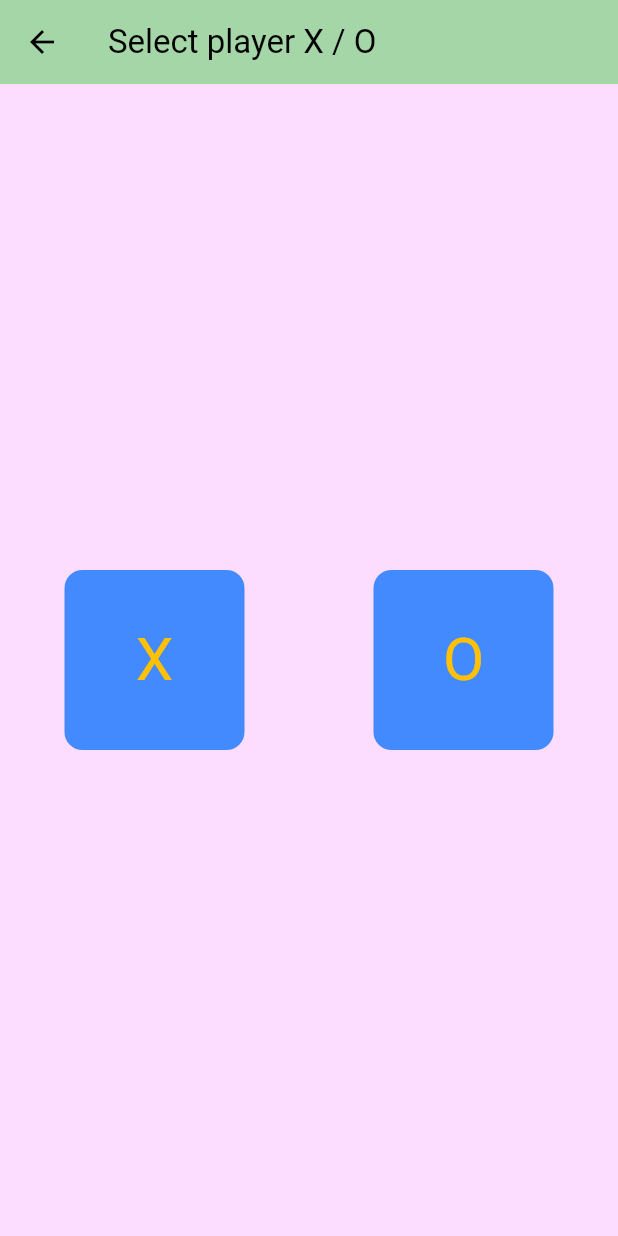
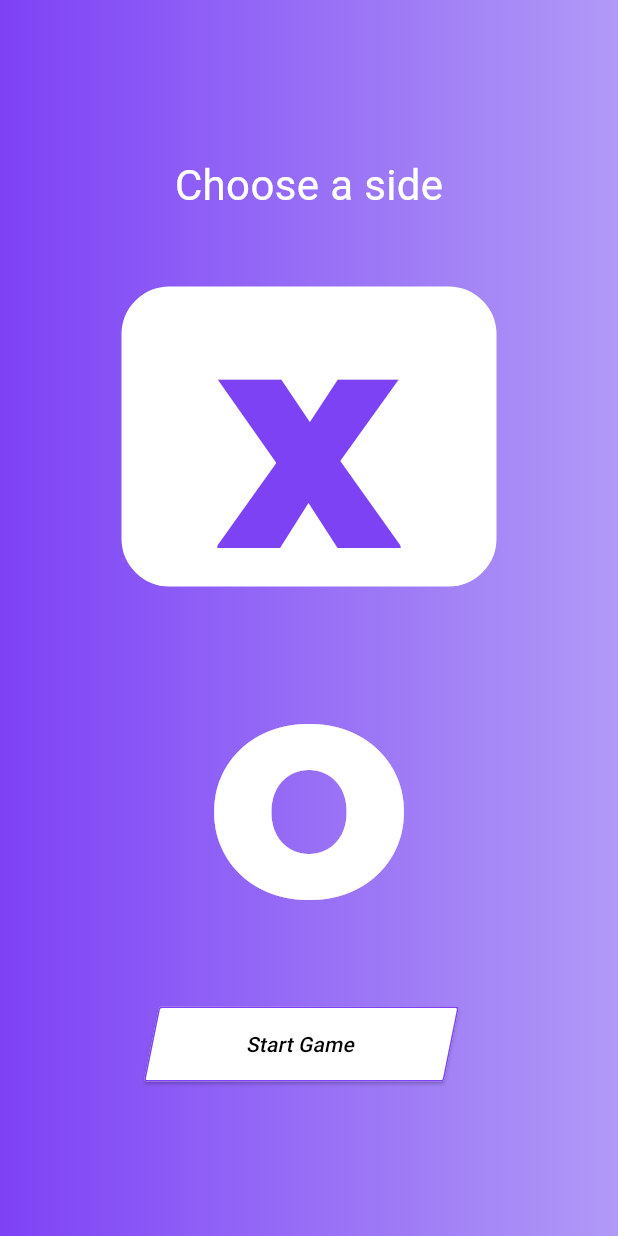
Before and after one commit to MeRitik/tictactoe, a Flutter app: the ModePage screen opened by its route, on a phone screen of 412 x 824 dp. Run offline on Flutter 3.47's test engine with Material 3 defaults, Android fonts, the phone set to English and light mode, and no system bars; our stand-ins replace google_fonts.

Commit message:
added new ui

```diff
--- a/lib/pages/mode_page.dart
+++ b/lib/pages/mode_page.dart
@@ -1,77 +1,123 @@
 import 'package:flutter/material.dart';
+import 'package:google_fonts/google_fonts.dart';
 import 'package:provider/provider.dart';
 import 'package:tictac/modal/game_modal.dart';
 
-class ModePage extends StatelessWidget {
+class ModePage extends StatefulWidget {
   const ModePage({super.key});
+
+  @override
+  ModePageState createState() => ModePageState(); // Public class
+}
+
+class ModePageState extends State<ModePage> {
+  int currPlayerIndex = 0;
+  List<String> players = ['X', 'O'];
 
   @override
   Widget build(BuildContext context) {
     return Scaffold(
-      appBar: AppBar(
-        title: Text(
-          'Select player X / O',
-          style: TextStyle(
-            color: Theme.of(context).appBarTheme.foregroundColor,
+      body: Container(
+        decoration: const BoxDecoration(
+          gradient: LinearGradient(
+            colors: [
+              Color(0xFF7E42F5),
+              Color(0xFFB09AF6),
+            ],
+          ),
+        ),
+        child: Center(
+          child: SingleChildScrollView(
+            child: Column(
+              mainAxisAlignment: MainAxisAlignment.center,
+              children: [
+                Text(
+                  'Choose a side',
+                  style: GoogleFonts.roboto(
+                    textStyle: const TextStyle(
+                      color: Colors.white,
+                      fontSize: 28,
                     ),
                   ),
                 ),
-      backgroundColor: Theme.of(context).colorScheme.background,
-      body: Column(
-        mainAxisAlignment: MainAxisAlignment.spaceEvenly,
-        children: [
-          GestureDetector(
+                const SizedBox(height: 32),
+                Column(
+                  children: List.generate(players.length, (index) {
+                    return GestureDetector(
                       onTap: () {
-              Provider.of<GameModel>(context, listen: false)
-                  .setInitialPlayer('X');
-              Navigator.pushNamed(context, '/tic_tac');
+                        setState(() {
+                          currPlayerIndex = index;
+                        });
                       },
-            child: Row(
-              mainAxisAlignment: MainAxisAlignment.spaceAround,
-              children: [
-                Container(
-                  height: 120,
-                  width: 120,
+                      child: Padding(
+                        padding: const EdgeInsets.symmetric(vertical: 16.0),
+                        child: Container(
+                          width: 250,
+                          height: 200,
                           decoration: BoxDecoration(
-                    color: Theme.of(context).colorScheme.secondaryContainer,
-                    borderRadius: BorderRadius.circular(12),
+                            color: currPlayerIndex == index
+                                ? Colors.white
+                                : Colors.transparent,
+                            borderRadius: BorderRadius.circular(32),
+                            border: Border.all(
+                              color: currPlayerIndex == index
+                                  ? Colors.white
+                                  : Colors.transparent,
+                              width: 2,
+                            ),
                           ),
                           child: Center(
                             child: Text(
-                    'X',
-                    style: TextStyle(
-                      fontSize: 40,
-                      color: Theme.of(context).colorScheme.secondary,
+                              players[index],
+                              style: GoogleFonts.montserrat(
+                                textStyle: TextStyle(
+                                  fontSize: 160,
+                                  color: currPlayerIndex == index
+                                      ? const Color(0xFF7E42F5)
+                                      : Colors.white,
+                                  fontWeight: FontWeight.w900,
                                 ),
-                  )),
                               ),
-                GestureDetector(
-                  onTap: () {
+                            ),
+                          ),
+                        ),
+                      ),
+                    );
+                  }),
+                ),
+                const SizedBox(height: 32),
+                Transform(
+                  transform: Matrix4.skewX(-0.2),
+                  child: SizedBox(
+                    width: 200,
+                    height: 50,
+                    child: ElevatedButton(
+                      onPressed: () {
                         Provider.of<GameModel>(context, listen: false)
-                        .setInitialPlayer('O');
+                            .setInitialPlayer(players[currPlayerIndex]);
                         Navigator.pushNamed(context, '/tic_tac');
                       },
-                  child: Container(
-                    height: 120,
-                    width: 120,
-                    decoration: BoxDecoration(
-                      color: Theme.of(context).colorScheme.secondaryContainer,
-                      borderRadius: BorderRadius.circular(12),
+                      style: ButtonStyle(
+                        backgroundColor:
+                            MaterialStateProperty.all(Colors.white),
+                        shape: MaterialStateProperty.all(
+                          RoundedRectangleBorder(
+                            borderRadius: BorderRadius.circular(2.0),
+                            side: const BorderSide(
+                              color: Color(0xFF7E42F5),
+                              width: 1.0,
                             ),
-                    child: Center(
-                        child: Text(
-                      'O',
-                      style: TextStyle(
-                        fontSize: 40,
-                        color: Theme.of(context).colorScheme.secondary,
                           ),
-                    )),
+                        ),
+                      ),
+                      child: const Text('Start Game'),
+                    ),
                   ),
                 ),
               ],
             ),
-          )
-        ],
+          ),
+        ),
       ),
     );
   }
--- a/lib/pages/vs_ai.dart
+++ b/lib/pages/vs_ai.dart
@@ -49,7 +49,9 @@ class _TicTacToeBotState extends State<TicTacToeBot> {
         xMoves = !xMoves;
         winner = _checkWinner();
         if (winner == '' && !xMoves) {
-          _makeBotMove();
+          Future.delayed(const Duration(milliseconds: 150)).then((val) {
+            _makeBotMove();
+          });
         }
       }
     });
--- a/pubspec.yaml
+++ b/pubspec.yaml
@@ -10,6 +10,7 @@ dependencies:
   flutter:
     sdk: flutter
 
+  google_fonts: ^6.2.1
   lottie: ^3.1.2
   provider: ^6.1.2
 
```
Also changed, not shown: lib/pages/home_page.dart (+57 -10 lines), lib/pages/tic_tac.dart (+60 -15 lines), pubspec.lock, 1 other file. Lines whose indentation alone changed are shown as unchanged.
